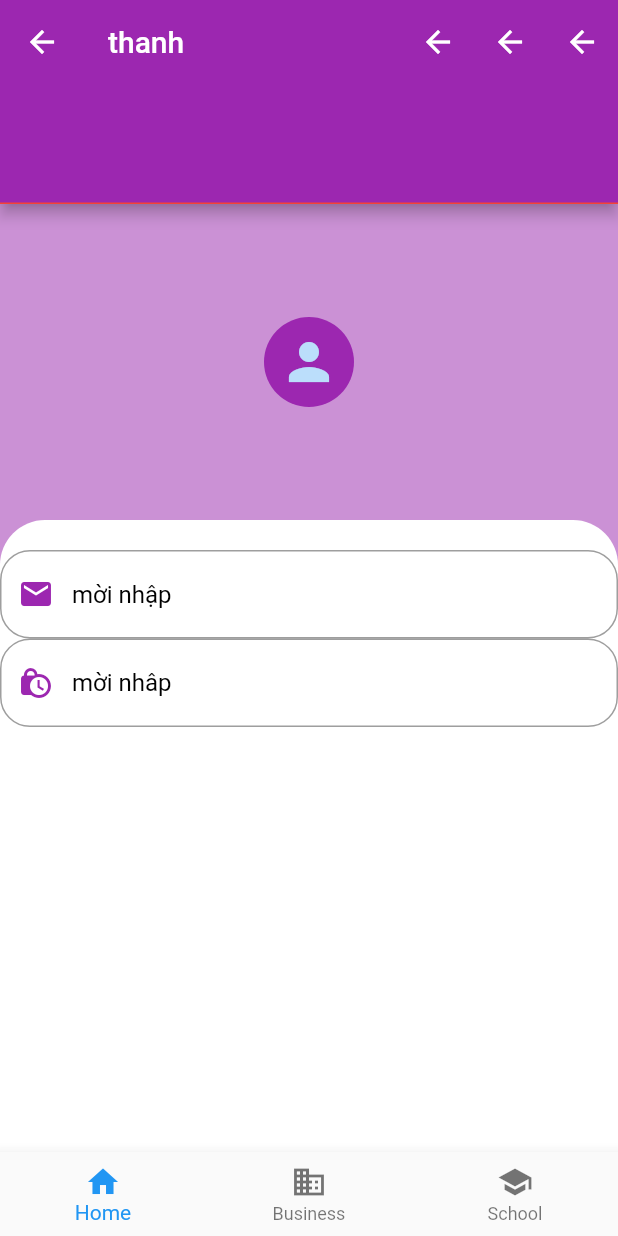
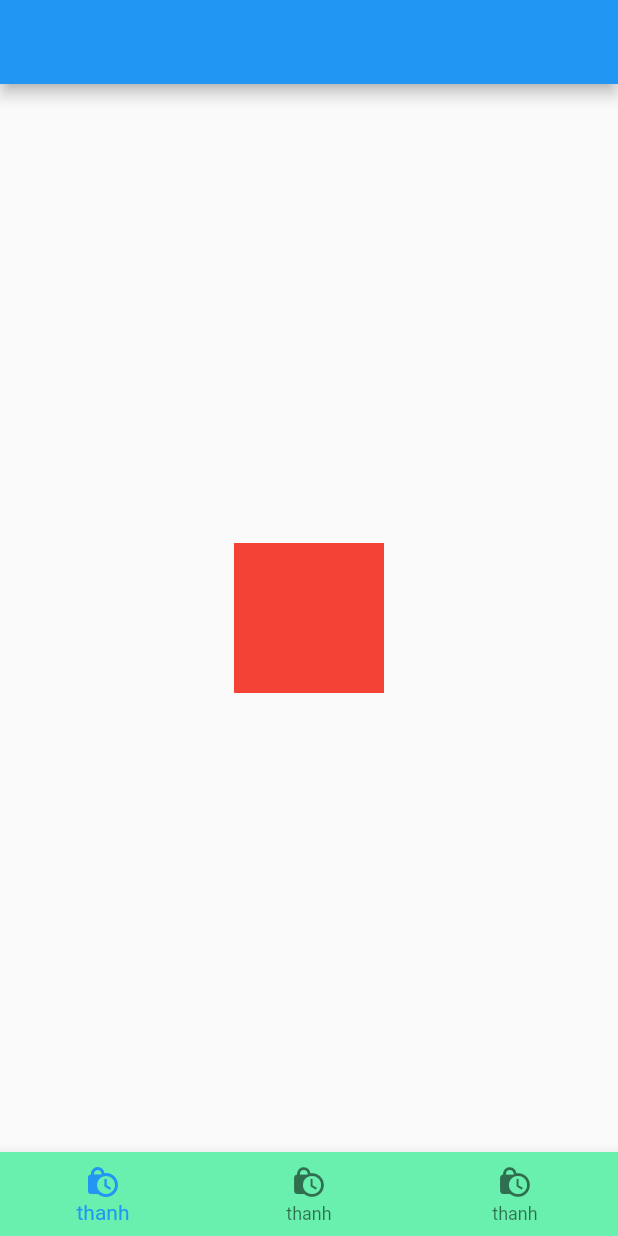
Before and after one commit to thanhhoai162963/MaterialDesign, a Flutter app: the screen it shows after launch, on a phone screen of 412 x 824 dp. Run offline on Flutter 3.47's test engine with Material 2 defaults, Android fonts, the phone set to English and light mode, and no system bars.

Commit message:
bottomNavigationBar nhe

```diff
--- a/lib/main.dart
+++ b/lib/main.dart
@@ -1,191 +1,70 @@
 import 'package:flutter/material.dart';
+void main() => runApp(BottomNavigationBar123());
 
-void main() {
-  runApp(MyApp());
+class BottomNavigationBar123 extends StatefulWidget {
+  @override
+  _BottomNavigationBarState123 createState() => _BottomNavigationBarState123();
 }
 
-class MyApp extends StatefulWidget {
-  @override
-  _MyAppState createState() => _MyAppState();
-}
+class _BottomNavigationBarState123 extends State<BottomNavigationBar123> {
+  int currentIndex = 0;
 
-class _MyAppState extends State<MyApp> {
-  int index = 0;
   @override
   Widget build(BuildContext context) {
-
     return MaterialApp(
+      debugShowCheckedModeBanner: false,
       home: Scaffold(
-        appBar: AppBar(
-          backgroundColor: Color.fromRGBO(156, 39, 176, 1),
-          leading: IconButton(
-            onPressed: () {},
-            icon: Icon(Icons.arrow_back),
-            color: Colors.white,
-          ),
-          title: Text("thanh"),
-          actions: [
-            IconButton(
-              onPressed: () {},
-              icon: Icon(Icons.arrow_back),
-              color: Colors.white,
-            ),
-            IconButton(
-              onPressed: () {},
-              icon: Icon(Icons.arrow_back),
-              color: Colors.white,
-            ),
-            IconButton(
-              onPressed: () {},
-              icon: Icon(Icons.arrow_back),
-              color: Colors.white,
-            ),
+        appBar: AppBar(),
+        bottomNavigationBar:
+        BottomNavigationBar(items: <BottomNavigationBarItem>[
+          BottomNavigationBarItem(icon: Icon(Icons.lock_clock), label: "thanh"),
+          BottomNavigationBarItem(icon: Icon(Icons.lock_clock), label: "thanh"),
+          BottomNavigationBarItem(icon: Icon(Icons.lock_clock), label: "thanh"),
         ],
-          flexibleSpace: FlexibleSpaceBar(
-            stretchModes: [
-              StretchMode.zoomBackground,
-              StretchMode.blurBackground,
-              StretchMode.fadeTitle,
-            ],
-          ),
-          bottom: PreferredSize(
-            child: Container(
-              height: 1,
-              color: Colors.red
-            ),
-            preferredSize: const Size.fromHeight(80.0),
-
-          ),
-        ),
-        bottomNavigationBar: BottomNavigationBar(
+          backgroundColor: Colors.greenAccent,
           type: BottomNavigationBarType.fixed,
-          items: <BottomNavigationBarItem>[
-            BottomNavigationBarItem(
-              icon: Icon(Icons.home),
-              label: 'Home',
-            ),
-            BottomNavigationBarItem(
-              icon: Icon(Icons.business),
-              label: 'Business',
-            ),
-            BottomNavigationBarItem(
-              icon: Icon(Icons.school),
-              label: 'School',
-            ),
-          ],
-          currentIndex: index,
+          currentIndex: currentIndex,
           onTap: (int index){
-            this.onTapHandler(index);
+            onTapHandel(index);
           },
         ),
         body: LayoutBuilder(
-            builder: (BuildContext context, BoxConstraints boxConstraints) {
-          if (MediaQuery.of(context).orientation == Orientation.portrait && index ==0) {
-            return doc(context);
+          builder: (context, constraint) {
+            if (MediaQuery
+                .of(context)
+                .orientation == Orientation.portrait && currentIndex == 0) {
+              return doc();
             } else
               return ngang();
-        }),
+          },
+        ),
+
       ),
     );
   }
-  void onTapHandler(int index)  {
-    this.setState(() {
-      this.index = index;
+  void onTapHandel(int index){
+    setState(() {
+      this.currentIndex = index;
     });
   }
 }
 
-Widget doc(context) {
-  return Container(
-    color: Color.fromRGBO(156, 39, 176, 0.5),
-    constraints: BoxConstraints.expand(),
-    child: Column(
-      children: [
-        Expanded(
-          flex: 1,
-          child: CircleAvatar(
-            child: Icon(Icons.person, size: 40),
-            backgroundColor: Color.fromRGBO(156, 39, 176, 1),
-            radius: 30,
-          ),
-        ),
-        Expanded(
-          flex: 2,
+Widget doc() {
+  return Center(
     child: Container(
-            decoration: BoxDecoration(
-                color: Colors.white,
-                borderRadius: BorderRadius.only(
-                    topLeft: Radius.circular(30),
-                    topRight: Radius.circular(30))),
-            padding: EdgeInsets.symmetric(vertical: 20),
-            child: Column(
-              children: [
-                TextField(
-                  decoration: InputDecoration(
-                      hintText: "mời nhập",
-                      hintStyle: TextStyle(color: Colors.black),
-                      border: OutlineInputBorder(
-                        borderRadius: BorderRadius.circular(20),
-                        borderSide: BorderSide(
-                          color: Theme.of(context).primaryColor,
-                          width: 3,
-                        ),
-                      ),
-                      prefixIcon: Icon(
-                        Icons.email,
-                        color: Colors.purple,
-                      )),
-                ),
-                TextField(
-                  decoration: InputDecoration(
-                      hintText: "mời nhâp",
-                      hintStyle: TextStyle(color: Colors.black),
-                      border: OutlineInputBorder(
-                          borderRadius: BorderRadius.circular(20),
-                          borderSide: BorderSide(
-                            color: Theme.of(context).primaryColor,
-                            width: 3,
-                          )),
-                      prefixIcon: Icon(
-                        Icons.lock_clock,
-                        color: Colors.purple,
-                      )),
-                )
-              ],
-            ),
-          ),
-        ),
-      ],
+      width: 100,
+      height: 100,
+      color: Colors.red,
     ),
   );
-
 }
 
 Widget ngang() {
-  return Container(
+  return Center(
+    child: Container(
       width: 100,
       height: 100,
       color: Colors.blue,
+    ),
   );
 }
-Widget screen1() {
-  return Container(
-    width: 100,
-    height: 100,
-    color: Colors.red,
-  );
-}
-Widget screen2() {
-  return Container(
-    width: 100,
-    height: 100,
-    color: Colors.yellow,
-  );
-}
-Widget screen3() {
-  return Container(
-    width: 100,
-    height: 100,
-    color: Colors.orange,
-  );
-}
```
Lines whose indentation alone changed are shown as unchanged.
